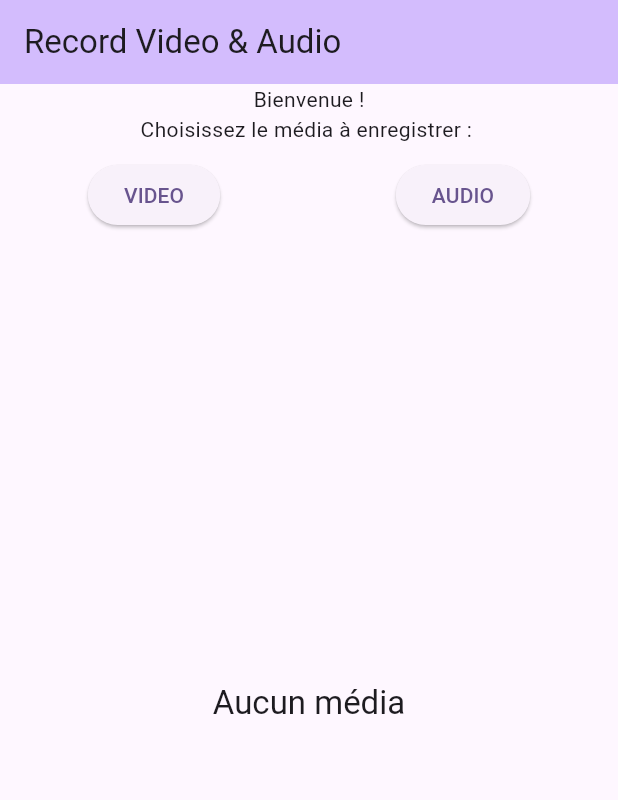
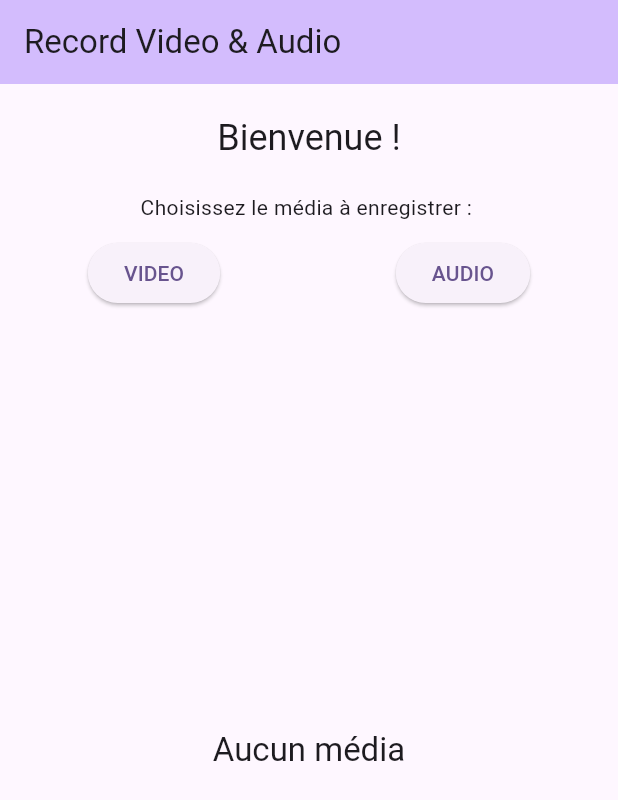
Before and after one commit to ramoRJ96/media_record, a Flutter app: the screen it shows after launch, on a phone screen of 412 x 824 dp. Shown: the top 800 px of the screen. Run offline on Flutter 3.47's test engine with Material 3 defaults, Android fonts, the phone set to English and light mode, and no system bars; our stand-ins replace chewie, gallery_saver, get, image_picker, shared_preferences, video_player; missing offline and left inert: chewie_audio, record.

Commit message:
Refactor the home page

```diff
--- a/lib/core/constants/strings_res.dart
+++ b/lib/core/constants/strings_res.dart
@@ -11,6 +11,8 @@ abstract class StringsRes {
       'Appuyez sur Start pour commencer l\'enregistrement';
   static String get recordLoading => 'Enregistrement audio en cours';
   static String get hhmm => '00:00:';
+  static String get welcome => 'Bienvenue !';
+  static String get chooseMediaRecord => 'Choisissez le média à enregistrer : ';
 
   static const colors = [
     Color(0xFFCBEEE4),
--- a/lib/features/audio/pages/record_audio_page.dart
+++ b/lib/features/audio/pages/record_audio_page.dart
@@ -73,6 +73,7 @@ class RecordAudioPage extends StatelessWidget {
             StringsRes.audioRecord,
             style: Theme.of(context).textTheme.titleLarge,
           ),
+          enableLeading: true,
         ),
         body: body(
           context: context,
--- a/lib/features/home/pages/home_page.dart
+++ b/lib/features/home/pages/home_page.dart
@@ -2,35 +2,23 @@ import 'package:flutter/material.dart';
 import 'package:image_picker/image_picker.dart';
 import 'package:media_record/utils/my_utils.dart';
 import 'package:media_record/features/home/widgets/media_list.dart';
+import 'package:media_record/widgets/app_bar_screen.dart';
 import '../../../core/constants/strings_res.dart';
 import 'package:get/get.dart';
 
 import '../../audio/pages/record_audio_page.dart';
 
-class HomePage extends StatefulWidget {
+class HomePage extends StatelessWidget {
   const HomePage({super.key, required this.title});
 
   final String title;
 
-  @override
-  State<HomePage> createState() => _HomePageState();
-}
+  final headerGap = 20.0;
+  final buttonsGap = 10.0;
 
-class _HomePageState extends State<HomePage> {
-  bool isVideo = false;
-  @override
-  Widget build(BuildContext context) {
-    return Scaffold(
-      appBar: AppBar(
-        backgroundColor: Theme.of(context).colorScheme.inversePrimary,
-        title: Text(widget.title),
-      ),
-      body: Column(
-        children: [
-          const Text('Bienvenue !'),
-          const Text('Choisissez le média à enregistrer : '),
-          Container(
-            margin: const EdgeInsets.only(top: 10.0),
+  Widget _recordButton() {
+    return Container(
+      margin: EdgeInsets.symmetric(vertical: buttonsGap),
       child: Row(
         mainAxisAlignment: MainAxisAlignment.spaceAround,
         children: [
@@ -48,13 +36,42 @@ class _HomePageState extends State<HomePage> {
           ),
         ],
       ),
+    );
+  }
+
+  Widget _body(BuildContext context) {
+    return Column(
+      children: [
+        Container(
+          margin: EdgeInsets.symmetric(vertical: headerGap),
+          child: Text(
+            StringsRes.welcome,
+            style: Theme.of(context).textTheme.headlineSmall,
           ),
+        ),
+        Text(
+          StringsRes.chooseMediaRecord,
+          style: Theme.of(context).textTheme.bodyMedium,
+        ),
+        _recordButton(),
         const MediaList(),
         const SizedBox(
           height: 40,
         )
       ],
-      ), // This trailing comma makes auto-formatting nicer for build methods.
+    );
+  }
+
+  @override
+  Widget build(BuildContext context) {
+    return Scaffold(
+      appBar: AppBarScreen(
+        title: Text(
+          title,
+          style: Theme.of(context).textTheme.titleLarge,
+        ),
+      ),
+      body: _body(context),
     );
   }
 }
--- a/lib/widgets/app_bar_screen.dart
+++ b/lib/widgets/app_bar_screen.dart
@@ -4,9 +4,10 @@ import 'package:media_record/core/constants/colors.dart';
 import 'package:media_record/features/home/controllers/media_list_controller.dart';
 
 class AppBarScreen extends StatelessWidget implements PreferredSizeWidget {
-  const AppBarScreen({super.key, this.title});
+  const AppBarScreen({super.key, this.title, this.enableLeading = false});
 
   final Widget? title;
+  final bool enableLeading;
 
   final leadingSize = 22.0;
   final leadingSplashRadius = 22.0;
@@ -16,7 +17,8 @@ class AppBarScreen extends StatelessWidget implements PreferredSizeWidget {
     return AppBar(
         backgroundColor: Theme.of(context).colorScheme.inversePrimary,
         title: title,
-        leading: IconButton(
+        leading: enableLeading
+            ? IconButton(
                 iconSize: leadingSize,
                 splashRadius: leadingSplashRadius,
                 icon: Icon(
@@ -28,7 +30,8 @@ class AppBarScreen extends StatelessWidget implements PreferredSizeWidget {
                   await mediaListController.getMediaFromStorage();
                   Get.back();
                 },
-        ));
+              )
+            : null);
   }
 
   @override
```
Lines whose indentation alone changed are shown as unchanged.
